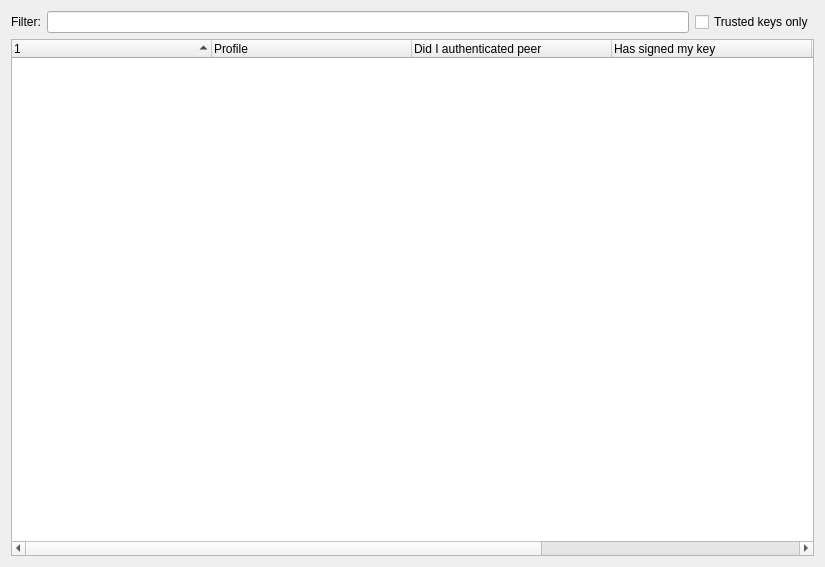
The window that retroshare-gui/src/gui/NetworkDialog.ui (RetroShare/RetroShare) describes before a commit, drawn with Qt 5.
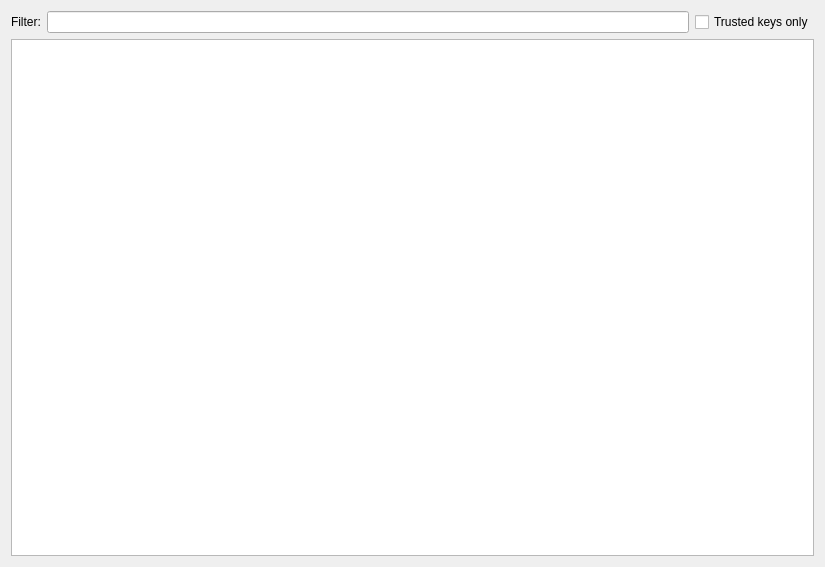
The same window after the commit. Icons and pictures are not drawn. Custom widgets are drawn as their Qt base class.

Commit message: patch from sss to make the keyring view a table with item model

```diff
--- a/retroshare-gui/src/gui/NetworkDialog.ui
+++ b/retroshare-gui/src/gui/NetworkDialog.ui
@@ -41,7 +41,7 @@
      <property name="orientation">
       <enum>Qt::Vertical</enum>
      </property>
-     <widget class="QTreeWidget" name="connectTreeWidget">
+     <widget class="QTableView" name="connectTreeWidget">
       <property name="sizePolicy">
        <sizepolicy hsizetype="Expanding" vsizetype="Expanding">
         <horstretch>0</horstretch>
@@ -66,63 +66,6 @@
         <height>16</height>
        </size>
       </property>
-      <property name="uniformRowHeights">
-       <bool>true</bool>
-      </property>
-      <property name="sortingEnabled">
-       <bool>true</bool>
-      </property>
-      <property name="animated">
-       <bool>true</bool>
-      </property>
-      <property name="allColumnsShowFocus">
-       <bool>true</bool>
-      </property>
-      <property name="wordWrap">
-       <bool>true</bool>
-      </property>
-      <attribute name="headerCascadingSectionResizes">
-       <bool>true</bool>
-      </attribute>
-      <attribute name="headerDefaultSectionSize">
-       <number>200</number>
-      </attribute>
-      <attribute name="headerStretchLastSection">
-       <bool>true</bool>
-      </attribute>
-      <column>
-       <property name="text">
-        <string/>
-       </property>
-      </column>
-      <column>
-       <property name="text">
-        <string>Profile</string>
-       </property>
-      </column>
-      <column>
-       <property name="text">
-        <string>Did I authenticated peer</string>
-       </property>
-       <property name="toolTip">
-        <string>Did I sign his PGP key</string>
-       </property>
-      </column>
-      <column>
-       <property name="text">
-        <string>Has signed my key</string>
-       </property>
-      </column>
-      <column>
-       <property name="text">
-        <string>Cert Id</string>
-       </property>
-      </column>
-      <column>
-       <property name="text">
-        <string>Last used</string>
-       </property>
-      </column>
      </widget>
     </widget>
    </item>
```
The commit also changes 4 other files.
